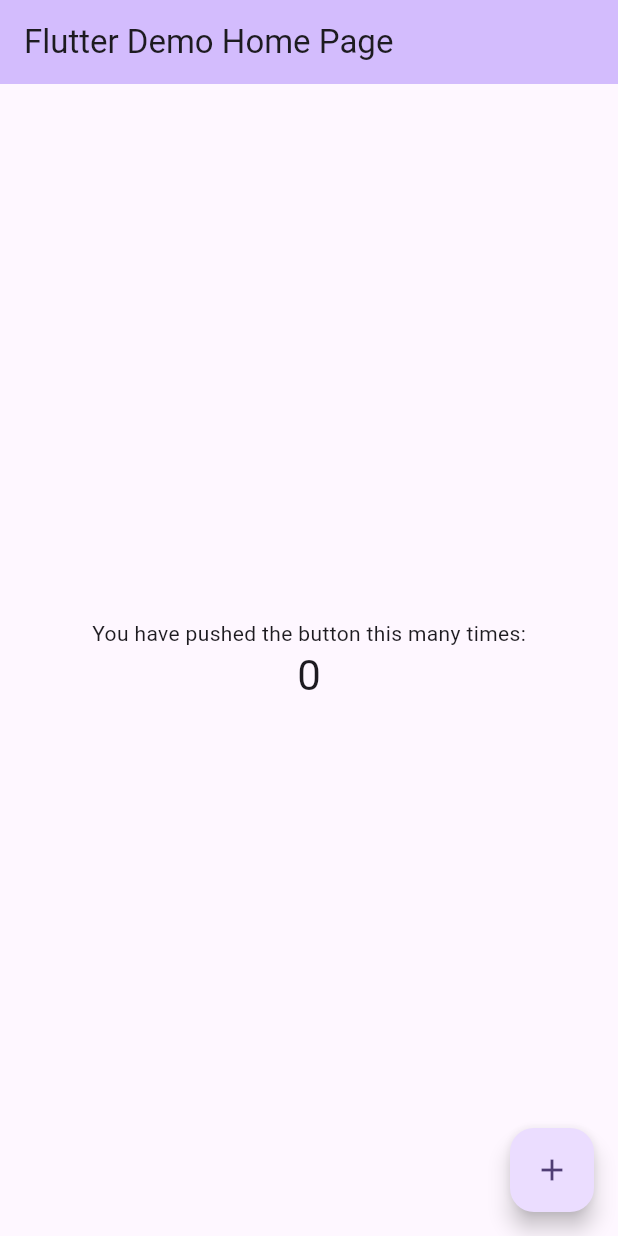
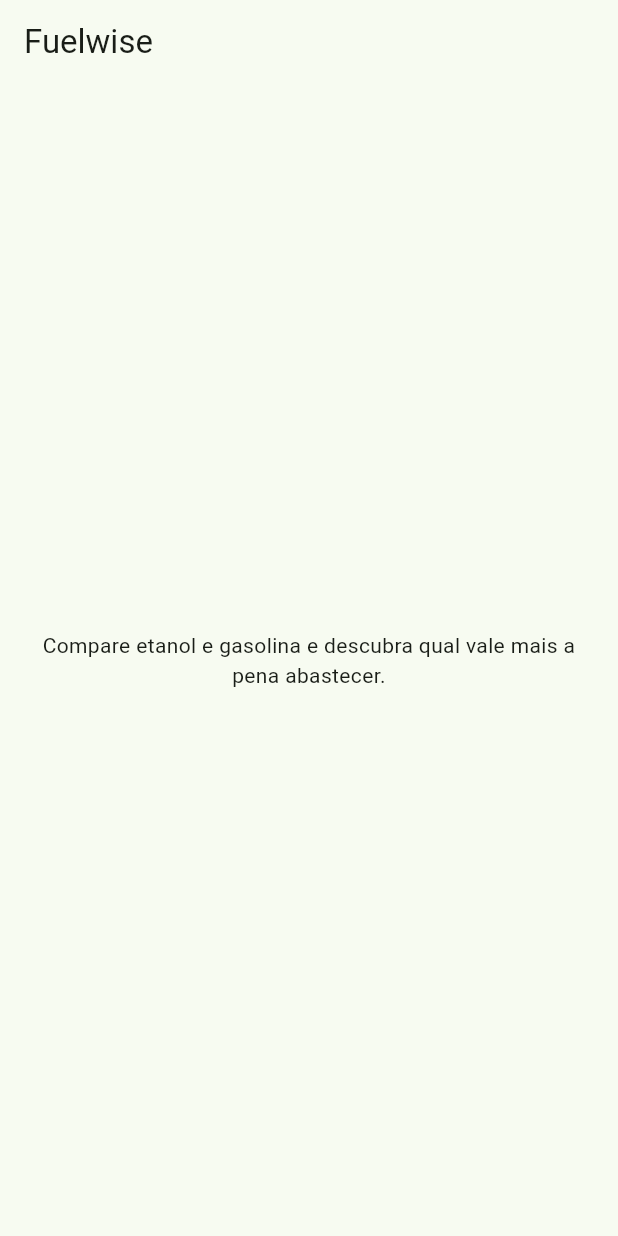
Before and after one commit to yanpenalva/fuelwise, a Flutter app: the screen it shows after launch, on a phone screen of 412 x 824 dp. Run offline on Flutter 3.47's test engine with Material 3 defaults, Android fonts, the phone set to English and light mode, and no system bars.

Commit message:
feat(v0): configure pt-BR locale, Material 3 theme, and quality tooling
Complete V0-001 app identity (Fuelwise label, pt_BR localization)
and V0-002 quality setup: strict analyzer options, light M3 theme,
pinned decimal and intl dependencies, and dependency rationale doc.

```diff
--- a/analysis_options.yaml
+++ b/analysis_options.yaml
@@ -10,6 +10,9 @@
 include: package:flutter_lints/flutter.yaml
 
 analyzer:
+  language:
+    strict-inference: true
+    strict-raw-types: true
   exclude:
     - build/**
     - android/**
@@ -31,8 +34,12 @@ linter:
   # `// ignore_for_file: name_of_lint` syntax on the line or in the file
   # producing the lint.
   rules:
-    # avoid_print: false  # Uncomment to disable the `avoid_print` rule
-    # prefer_single_quotes: true  # Uncomment to enable the `prefer_single_quotes` rule
+    always_declare_return_types: true
+    avoid_print: true
+    prefer_const_constructors: true
+    prefer_final_locals: true
+    prefer_single_quotes: true
+    unnecessary_string_interpolations: true
 
 # Additional information about this file can be found at
 # https://dart.dev/guides/language/analysis-options
--- a/lib/main.dart
+++ b/lib/main.dart
@@ -1,122 +1,40 @@
 import 'package:flutter/material.dart';
+import 'package:flutter_localizations/flutter_localizations.dart';
+
+import 'presentation/pages/home_page.dart';
+import 'presentation/theme/app_theme.dart';
 
 void main() {
-  runApp(const MyApp());
+  runApp(const FuelwiseApp());
 }
 
-class MyApp extends StatelessWidget {
-  const MyApp({super.key});
+class FuelwiseApp extends StatelessWidget {
+  const FuelwiseApp({super.key});
 
-  // This widget is the root of your application.
   @override
   Widget build(BuildContext context) {
     return MaterialApp(
-      title: 'Flutter Demo',
-      theme: ThemeData(
-        // This is the theme of your application.
-        //
-        // TRY THIS: Try running your application with "flutter run". You'll see
-        // the application has a purple toolbar. Then, without quitting the app,
-        // try changing the seedColor in the colorScheme below to Colors.green
-        // and then invoke "hot reload" (save your changes or press the "hot
-        // reload" button in a Flutter-supported IDE, or press "r" if you used
-        // the command line to start the app).
-        //
-        // Notice that the counter didn't reset back to zero; the application
-        // state is not lost during the reload. To reset the state, use hot
-        // restart instead.
-        //
-        // This works for code too, not just values: Most code changes can be
-        // tested with just a hot reload.
-        colorScheme: .fromSeed(seedColor: Colors.deepPurple),
-      ),
-      home: const MyHomePage(title: 'Flutter Demo Home Page'),
+      title: 'Fuelwise',
+      theme: AppTheme.light,
+      localizationsDelegates: const [
+        GlobalMaterialLocalizations.delegate,
+        GlobalWidgetsLocalizations.delegate,
+        GlobalCupertinoLocalizations.delegate,
+      ],
+      supportedLocales: const [
+        Locale('pt', 'BR'),
+      ],
+      localeResolutionCallback: (
+        Locale? deviceLocale,
+        Iterable<Locale> supportedLocales,
+      ) {
+        if (deviceLocale != null && supportedLocales.contains(deviceLocale)) {
+          return deviceLocale;
+        }
+
+        return const Locale('pt', 'BR');
+      },
+      home: const HomePage(),
     );
   }
 }
-
-class MyHomePage extends StatefulWidget {
-  const MyHomePage({super.key, required this.title});
-
-  // This widget is the home page of your application. It is stateful, meaning
-  // that it has a State object (defined below) that contains fields that affect
-  // how it looks.
-
-  // This class is the configuration for the state. It holds the values (in this
-  // case the title) provided by the parent (in this case the App widget) and
-  // used by the build method of the State. Fields in a Widget subclass are
-  // always marked "final".
-
-  final String title;
-
-  @override
-  State<MyHomePage> createState() => _MyHomePageState();
-}
-
-class _MyHomePageState extends State<MyHomePage> {
-  int _counter = 0;
-
-  void _incrementCounter() {
-    setState(() {
-      // This call to setState tells the Flutter framework that something has
-      // changed in this State, which causes it to rerun the build method below
-      // so that the display can reflect the updated values. If we changed
-      // _counter without calling setState(), then the build method would not be
-      // called again, and so nothing would appear to happen.
-      _counter++;
-    });
-  }
-
-  @override
-  Widget build(BuildContext context) {
-    // This method is rerun every time setState is called, for instance as done
-    // by the _incrementCounter method above.
-    //
-    // The Flutter framework has been optimized to make rerunning build methods
-    // fast, so that you can just rebuild anything that needs updating rather
-    // than having to individually change instances of widgets.
-    return Scaffold(
-      appBar: AppBar(
-        // TRY THIS: Try changing the color here to a specific color (to
-        // Colors.amber, perhaps?) and trigger a hot reload to see the AppBar
-        // change color while the other colors stay the same.
-        backgroundColor: Theme.of(context).colorScheme.inversePrimary,
-        // Here we take the value from the MyHomePage object that was created by
-        // the App.build method, and use it to set our appbar title.
-        title: Text(widget.title),
-      ),
-      body: Center(
-        // Center is a layout widget. It takes a single child and positions it
-        // in the middle of the parent.
-        child: Column(
-          // Column is also a layout widget. It takes a list of children and
-          // arranges them vertically. By default, it sizes itself to fit its
-          // children horizontally, and tries to be as tall as its parent.
-          //
-          // Column has various properties to control how it sizes itself and
-          // how it positions its children. Here we use mainAxisAlignment to
-          // center the children vertically; the main axis here is the vertical
-          // axis because Columns are vertical (the cross axis would be
-          // horizontal).
-          //
-          // TRY THIS: Invoke "debug painting" (choose the "Toggle Debug Paint"
-          // action in the IDE, or press "p" in the console), to see the
-          // wireframe for each widget.
-          mainAxisAlignment: .center,
-          children: [
-            const Text('You have pushed the button this many times:'),
-            Text(
-              '$_counter',
-              style: Theme.of(context).textTheme.headlineMedium,
-            ),
-          ],
-        ),
-      ),
-      floatingActionButton: FloatingActionButton(
-        onPressed: _incrementCounter,
-        tooltip: 'Increment',
-        child: const Icon(Icons.add),
-      ),
-    );
-  }
-}
--- /dev/null
+++ b/lib/presentation/pages/home_page.dart
@@ -0,0 +1,23 @@
+import 'package:flutter/material.dart';
+
+class HomePage extends StatelessWidget {
+  const HomePage({super.key});
+
+  @override
+  Widget build(BuildContext context) {
+    return Scaffold(
+      appBar: AppBar(
+        title: const Text('Fuelwise'),
+      ),
+      body: const Center(
+        child: Padding(
+          padding: EdgeInsets.all(24),
+          child: Text(
+            'Compare etanol e gasolina e descubra qual vale mais a pena abastecer.',
+            textAlign: TextAlign.center,
+          ),
+        ),
+      ),
+    );
+  }
+}
--- /dev/null
+++ b/lib/presentation/theme/app_theme.dart
@@ -0,0 +1,10 @@
+import 'package:flutter/material.dart';
+
+final class AppTheme {
+  const AppTheme._();
+
+  static ThemeData get light => ThemeData(
+        useMaterial3: true,
+        colorScheme: ColorScheme.fromSeed(seedColor: Colors.green),
+      );
+}
--- a/pubspec.yaml
+++ b/pubspec.yaml
@@ -34,6 +34,10 @@ dependencies:
   # The following adds the Cupertino Icons font to your application.
   # Use with the CupertinoIcons class for iOS style icons.
   cupertino_icons: ^1.0.8
+  decimal: ^3.2.6
+  intl: ^0.20.3
+  flutter_localizations:
+    sdk: flutter
 
 dev_dependencies:
   flutter_test:
```
Also changed, not shown: pubspec.lock, 3 other files.
